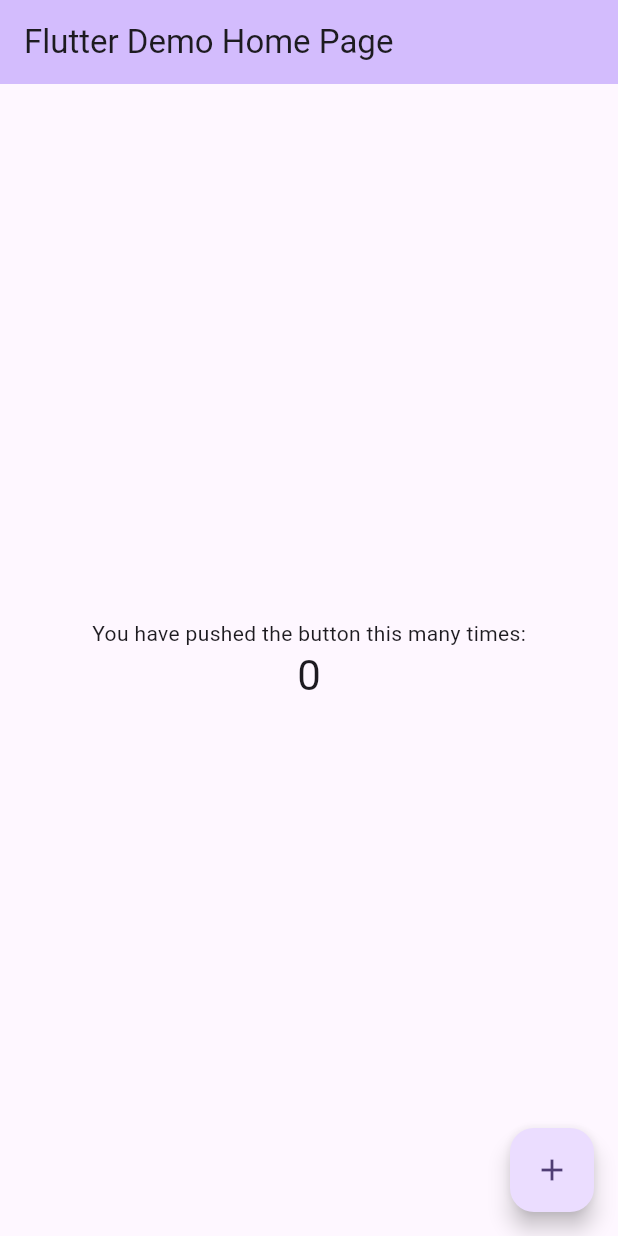
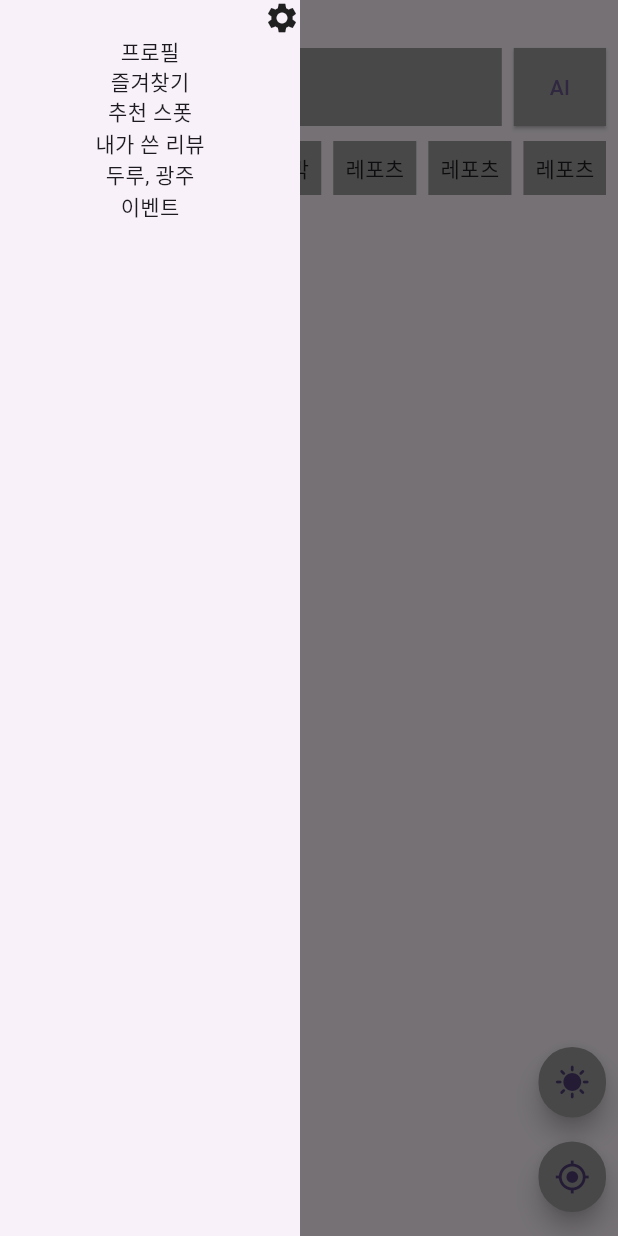
Before and after one commit to mudeungsan-watermelon/durume-flutter, a Flutter app: the screen it shows after launch, with the side drawer open (before the commit the screen has no drawer), on a phone screen of 412 x 824 dp. Run offline on Flutter 3.47's test engine with Material 3 defaults, Android fonts, the phone set to English and light mode, and no system bars.

Commit message:
:sparkles: 홈 화면 및 검색 화면 추가

```diff
--- a/lib/main.dart
+++ b/lib/main.dart
@@ -1,3 +1,4 @@
+import 'package:durume_flutter/screens/home_screen/home_screen.dart';
 import 'package:flutter/material.dart';
 
 void main() {
@@ -13,113 +14,11 @@ class MyApp extends StatelessWidget {
     return MaterialApp(
       title: 'Flutter Demo',
       theme: ThemeData(
-        // This is the theme of your application.
-        //
-        // TRY THIS: Try running your application with "flutter run". You'll see
-        // the application has a purple toolbar. Then, without quitting the app,
-        // try changing the seedColor in the colorScheme below to Colors.green
-        // and then invoke "hot reload" (save your changes or press the "hot
-        // reload" button in a Flutter-supported IDE, or press "r" if you used
-        // the command line to start the app).
-        //
-        // Notice that the counter didn't reset back to zero; the application
-        // state is not lost during the reload. To reset the state, use hot
-        // restart instead.
-        //
-        // This works for code too, not just values: Most code changes can be
-        // tested with just a hot reload.
         colorScheme: ColorScheme.fromSeed(seedColor: Colors.deepPurple),
         useMaterial3: true,
       ),
-      home: const MyHomePage(title: 'Flutter Demo Home Page'),
+      home: const HomeScreen(),
+      debugShowCheckedModeBanner: false,
     );
   }
 }
-
-class MyHomePage extends StatefulWidget {
-  const MyHomePage({super.key, required this.title});
-
-  // This widget is the home page of your application. It is stateful, meaning
-  // that it has a State object (defined below) that contains fields that affect
-  // how it looks.
-
-  // This class is the configuration for the state. It holds the values (in this
-  // case the title) provided by the parent (in this case the App widget) and
-  // used by the build method of the State. Fields in a Widget subclass are
-  // always marked "final".
-
-  final String title;
-
-  @override
-  State<MyHomePage> createState() => _MyHomePageState();
-}
-
-class _MyHomePageState extends State<MyHomePage> {
-  int _counter = 0;
-
-  void _incrementCounter() {
-    setState(() {
-      // This call to setState tells the Flutter framework that something has
-      // changed in this State, which causes it to rerun the build method below
-      // so that the display can reflect the updated values. If we changed
-      // _counter without calling setState(), then the build method would not be
-      // called again, and so nothing would appear to happen.
-      _counter++;
-    });
-  }
-
-  @override
-  Widget build(BuildContext context) {
-    // This method is rerun every time setState is called, for instance as done
-    // by the _incrementCounter method above.
-    //
-    // The Flutter framework has been optimized to make rerunning build methods
-    // fast, so that you can just rebuild anything that needs updating rather
-    // than having to individually change instances of widgets.
-    return Scaffold(
-      appBar: AppBar(
-        // TRY THIS: Try changing the color here to a specific color (to
-        // Colors.amber, perhaps?) and trigger a hot reload to see the AppBar
-        // change color while the other colors stay the same.
-        backgroundColor: Theme.of(context).colorScheme.inversePrimary,
-        // Here we take the value from the MyHomePage object that was created by
-        // the App.build method, and use it to set our appbar title.
-        title: Text(widget.title),
-      ),
-      body: Center(
-        // Center is a layout widget. It takes a single child and positions it
-        // in the middle of the parent.
-        child: Column(
-          // Column is also a layout widget. It takes a list of children and
-          // arranges them vertically. By default, it sizes itself to fit its
-          // children horizontally, and tries to be as tall as its parent.
-          //
-          // Column has various properties to control how it sizes itself and
-          // how it positions its children. Here we use mainAxisAlignment to
-          // center the children vertically; the main axis here is the vertical
-          // axis because Columns are vertical (the cross axis would be
-          // horizontal).
-          //
-          // TRY THIS: Invoke "debug painting" (choose the "Toggle Debug Paint"
-          // action in the IDE, or press "p" in the console), to see the
-          // wireframe for each widget.
-          mainAxisAlignment: MainAxisAlignment.center,
-          children: <Widget>[
-            const Text(
-              'You have pushed the button this many times:',
-            ),
-            Text(
-              '$_counter',
-              style: Theme.of(context).textTheme.headlineMedium,
-            ),
-          ],
-        ),
-      ),
-      floatingActionButton: FloatingActionButton(
-        onPressed: _incrementCounter,
-        tooltip: 'Increment',
-        child: const Icon(Icons.add),
-      ), // This trailing comma makes auto-formatting nicer for build methods.
-    );
-  }
-}
--- /dev/null
+++ b/lib/screens/ai_screen/ai_screen.dart
@@ -0,0 +1,12 @@
+import 'package:flutter/material.dart';
+
+class AIScreen extends StatelessWidget {
+  const AIScreen({super.key});
+
+  @override
+  Widget build(BuildContext context) {
+    return Scaffold(
+      body: Text("AI 검색 화면"),
+    );
+  }
+}
--- /dev/null
+++ b/lib/screens/home_screen/home_screen.dart
@@ -0,0 +1,94 @@
+import 'package:durume_flutter/screens/home_screen/widgets/home_search_bar.dart';
+import 'package:durume_flutter/screens/search_screen/search_screen.dart';
+import 'package:durume_flutter/screens/home_screen/widgets/custom_drawer.dart';
+import 'package:durume_flutter/widgets/custom_search_bar.dart';
+import 'package:durume_flutter/widgets/filter_bar.dart';
+import 'package:durume_flutter/widgets/floating_btn.dart';
+import 'package:flutter/material.dart';
+
+class HomeScreen extends StatefulWidget {
+  const HomeScreen({super.key});
+
+  @override
+  State<HomeScreen> createState() => _HomeScreenState();
+}
+
+class _HomeScreenState extends State<HomeScreen> {
+  final GlobalKey<ScaffoldState> _scaffoldKey = GlobalKey<ScaffoldState>();
+
+  void _openDrawer() {
+    _scaffoldKey.currentState!.openDrawer();
+  }
+
+  void _closeDrawer() {
+    Navigator.of(context).pop();
+  }
+
+  @override
+  Widget build(BuildContext context) {
+    return Scaffold(
+      key: _scaffoldKey,
+      body: Padding(
+        padding: EdgeInsets.all(8.0),
+        child: Container(
+          child: Column(
+            mainAxisAlignment: MainAxisAlignment.spaceBetween,
+            children: [
+              Column(
+                children: [
+                  Column(  // 상단 요소
+                    children: [
+                      SizedBox(height: 24,),
+                      SizedBox(
+                        height: 52,
+                        child: Row(  // 검색창, AI 버튼
+                          mainAxisSize: MainAxisSize.max,
+                          children: [
+                            HomeSearchBar(openDrawer: _openDrawer),
+                            ElevatedButton(
+                                onPressed: (){},
+                                style: ElevatedButton.styleFrom(
+                                  backgroundColor: Colors.grey,
+                                  minimumSize: Size(35, double.infinity),
+                                  shape: RoundedRectangleBorder(
+                                    borderRadius: BorderRadius.circular(0)
+                                  )
+                                ),
+                                child: Text("AI")
+                            )
+                          ],
+                        ),
+                      ),
+                      FilterBar(),
+                    ],
+                  ),
+                  Container(
+                    width: double.infinity,
+                    child: Column(  // 즐겨찾기, 거리뷰 버튼
+                      crossAxisAlignment: CrossAxisAlignment.start,
+                      children: [
+                        FloatingBtn(tag: "star", icon: Icons.star,),
+                        FloatingBtn(tag: "view", icon: Icons.place),
+                      ],
+                    ),
+                  ),
+                ],
+              ),
+              Container(
+                width: double.infinity,
+                child: Column(  // 하단 요소
+                  crossAxisAlignment: CrossAxisAlignment.end,
+                  children: [
+                    FloatingBtn(tag: "weather", icon: Icons.sunny,),
+                    FloatingBtn(tag: "place", icon: Icons.my_location,)
+                  ],
+                ),
+              )
+            ],
+          ),
+        ),
+      ),
+      drawer: CustomDrawer(closeDrawer: _closeDrawer),
+    );
+  }
+}
--- /dev/null
+++ b/lib/screens/home_screen/widgets/custom_drawer.dart
@@ -0,0 +1,52 @@
+import 'package:flutter/material.dart';
+
+class CustomDrawer extends StatelessWidget {
+  VoidCallback closeDrawer;
+
+  CustomDrawer({
+    super.key,
+    required this.closeDrawer
+  });
+
+  @override
+  Widget build(BuildContext context) {
+    return Drawer(
+      width: 200,
+      shape: RoundedRectangleBorder(borderRadius: BorderRadius.zero),
+      child: Column(
+        children: [
+          Row(
+            mainAxisAlignment: MainAxisAlignment.end,
+            children: [
+              Icon(Icons.settings)
+            ],
+          ),
+          Container(
+            child: Text("프로필"),
+          ),
+          DrawerContent(text: "즐겨찾기"),
+          DrawerContent(text: "추천 스폿"),
+          DrawerContent(text: "내가 쓴 리뷰"),
+          DrawerContent(text: "두루, 광주"),
+          DrawerContent(text: "이벤트"),
+        ],
+      ),
+    );
+  }
+}
+
+class DrawerContent extends StatelessWidget {
+  final String text;
+
+  const DrawerContent({
+    super.key,
+    required this.text
+  });
+
+  @override
+  Widget build(BuildContext context) {
+    return InkWell(
+      child: Text(text),
+    );
+  }
+}
--- /dev/null
+++ b/lib/screens/home_screen/widgets/home_search_bar.dart
@@ -0,0 +1,42 @@
+import 'package:durume_flutter/screens/search_screen/search_screen.dart';
+import 'package:flutter/material.dart';
+
+class HomeSearchBar extends StatelessWidget {
+  VoidCallback openDrawer;
+
+  HomeSearchBar({
+    super.key,
+    required this.openDrawer
+  });
+
+  @override
+  Widget build(BuildContext context) {
+    return Expanded(
+      child: Padding(
+        padding: const EdgeInsets.fromLTRB(0, 0, 8, 0),
+        child: Container(
+          decoration: const BoxDecoration(
+            color: Colors.grey,
+          ),
+          height: double.infinity,
+          child: Row(
+            children: [
+              GestureDetector(
+                  onTap: openDrawer,
+                  child: const Icon(Icons.menu)
+              ),
+              Container(
+                child: TextButton(
+                  onPressed: (){
+                    Navigator.push(context, MaterialPageRoute(builder: (context) => SearchScreen()));
+                  },
+                  child: Text("검색창"),
+                ),
+              )
+            ],
+          ),
+        ),
+      ),
+    );
+  }
+}
--- /dev/null
+++ b/lib/widgets/filter_bar.dart
@@ -0,0 +1,52 @@
+import 'package:flutter/material.dart';
+
+class FilterBar extends StatelessWidget {
+  const FilterBar({super.key});
+
+  @override
+  Widget build(BuildContext context) {
+    return const SizedBox(
+      height: 56,
+      child: SingleChildScrollView(
+        scrollDirection: Axis.horizontal,
+        child: Row(
+          children: [
+            Filter(text: "관광"),
+            Filter(text: "음식점"),
+            Filter(text: "쇼핑"),
+            Filter(text: "숙박"),
+            Filter(text: "레포츠"),
+            Filter(text: "레포츠"),
+            Filter(text: "레포츠"),
+            Filter(text: "레포츠"),
+          ],
+        ),
+      ),
+    );
+  }
+}
+
+class Filter extends StatelessWidget {
+  final String text;
+
+  const Filter({
+    super.key,
+    required this.text,
+  });
+
+  @override
+  Widget build(BuildContext context) {
+    return Padding(
+      padding: const EdgeInsets.only(right: 8.0),
+      child: Container(
+        decoration: BoxDecoration(
+          color: Colors.grey,
+        ),
+        child: Padding(
+          padding: const EdgeInsets.all(8.0),
+          child: Text(text),
+        ),
+      ),
+    );
+  }
+}
--- /dev/null
+++ b/lib/widgets/floating_btn.dart
@@ -0,0 +1,37 @@
+import 'package:flutter/material.dart';
+
+class FloatingBtn extends StatelessWidget {
+  final String tag;
+  final IconData icon;
+  final Function? onPressed;
+  final String? text;
+
+  const FloatingBtn({
+    super.key,
+    required this.tag,
+    required this.icon,
+    this.onPressed,
+    this.text,
+  });
+
+  @override
+  Widget build(BuildContext context) {
+    return SizedBox(
+      width: 45,
+      height: 63,
+      child: Padding(
+        padding: const EdgeInsets.symmetric(vertical: 8.0),
+        child: FloatingActionButton(
+          heroTag: tag,
+          onPressed: (){},
+          backgroundColor: Colors.grey,
+          shape: RoundedRectangleBorder(
+            borderRadius: BorderRadius.circular(40)
+          ),
+          // child: Text(text),
+          child: Icon(icon),
+        ),
+      ),
+    );
+  }
+}
```
Also changed, not shown: lib/screens/search_screen/search_screen.dart (added, +37 -0 lines), lib/screens/search_screen/widgets/search_history.dart (added, +52 -0 lines), lib/widgets/custom_search_bar.dart (added, +66 -0 lines).
